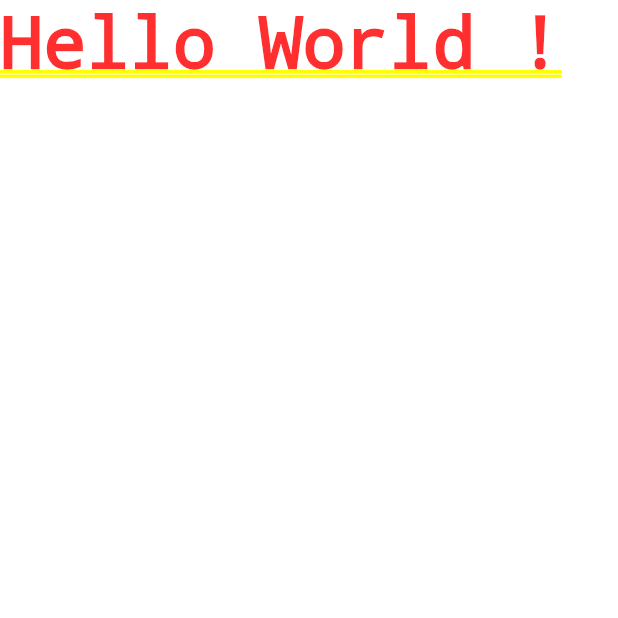
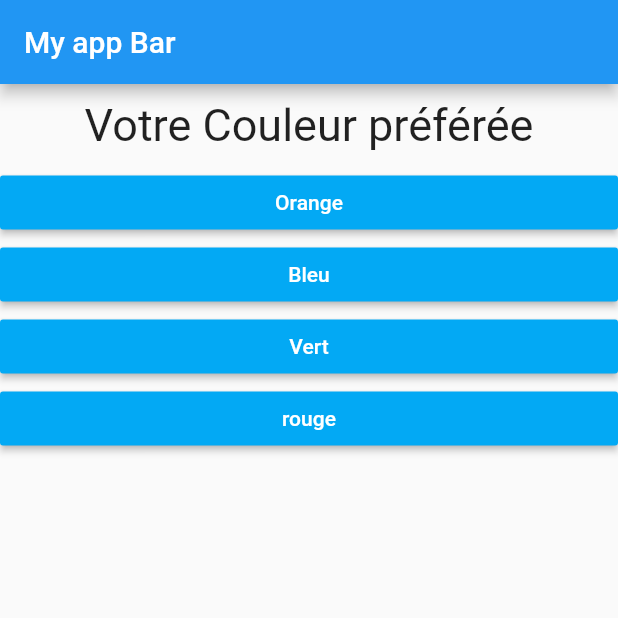
Before and after one commit to mockeyulrick/flutter_test, a Flutter app: the screen it shows after launch, on a phone screen of 412 x 824 dp, the top half of it. Run offline on Flutter 3.47's test engine with Material 2 defaults, Android fonts, the phone set to English and light mode, and no system bars.

Commit message:
First FLUTTER Commit

```diff
--- a/lib/main.dart
+++ b/lib/main.dart
@@ -1,10 +1,53 @@
 import 'package:flutter/material.dart';
-void main() {
-  runApp(MyApp());
-}
-
-class MyApp extends StatelessWidget {
-  Widget build(BuildContext context){
-    return MaterialApp(home: Text('Hello World !'),);
+import './question.dart';
+import './reponses.dart';
+//void main() {
+//  runApp(MyApp());
+//}
+void main() => runApp(MyApp());
+class MyApp extends StatefulWidget {
+  @override
+  State <StatefulWidget> createState(){
+    return _MyAppState();
   }
 }
+class _MyAppState extends State<MyApp> {
+  var _questionIndex = 0;
+
+  void _reponseQuestion(){
+    setState((){
+      _questionIndex = _questionIndex+1 ;
+    });
+    print(_questionIndex);
+  }
+
+  @override
+  Widget build(BuildContext context){
+    var _questions =[
+      {'questionText':'Votre Couleur préférée',
+      'reponse': ['Orange','Bleu','Vert','rouge'],
+      },
+      {'questionText':'Votre Animal préféré',
+      'reponse': ['Chien','Chat','Lapin','Serpent'],
+      },
+      {'questionText':'Ta marque de Vetement préféré',
+      'reponse':['Gucci','Kiabi','Louis Vuitton','Prada'],
+      },
+    ];
+    return MaterialApp(
+      home: Scaffold(
+        appBar: AppBar(title: Text('My app Bar'),),
+        body: Column(children:[
+          Question(
+            _questions[_questionIndex]['questionText'] as String,
+          ),
+          ...(_questions[_questionIndex]['reponse']as List<String>)
+              .map((reponse){
+            return  Reponse(_reponseQuestion,reponse);
+          }).toList()
+        ]
+      ,),
+      ),
+    );
+  }
+}
--- /dev/null
+++ b/lib/question.dart
@@ -0,0 +1,18 @@
+import 'package:flutter/material.dart';
+
+class Question extends StatelessWidget {
+  final String questionText;
+  Question(this.questionText);
+
+@override
+  Widget build(BuildContext context) {
+    return Container(
+      width: double.infinity,
+      margin: EdgeInsets.all(10),
+      child:Text(questionText,
+      style: TextStyle(fontSize: 30,),
+      textAlign: TextAlign.center,
+    ),
+    );
+}
+}
--- /dev/null
+++ b/lib/reponses.dart
@@ -0,0 +1,20 @@
+import 'package:flutter/material.dart';
+class Reponse extends StatelessWidget {
+  final  selectHandler;
+  final String answerText;
+
+  Reponse(this.selectHandler,this.answerText);
+
+  @override
+  Widget build(BuildContext context) {
+    return Container(
+      width: double.infinity,
+      child: RaisedButton(
+        color: Colors.lightBlue,
+        textColor: Colors.white,
+        child: Text(answerText),
+        onPressed:selectHandler,
+      ),
+    );
+  }
+}
```
